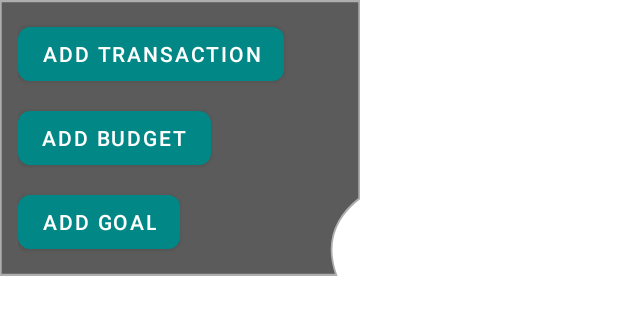
After one commit to NIBM-HNDSE-Courseworks/Finix, an Android app: the layout layout_quick_add_popup.xml on its own in the app's theme, with its tools: preview values and no code run, on a phone screen of 412 x 824 dp. The commit adds this screen. Shown: the top 315 px of the screen. Run offline under Robolectric (Android 15) with nearby library versions, the phone set to English and light mode, and no system bars.

Commit message:
Changed the floating button a bit as a quick menu

```diff
--- /dev/null
+++ b/app/src/main/res/drawable/popup_curved_bg.xml
@@ -0,0 +1,25 @@
+<vector xmlns:android="http://schemas.android.com/apk/res/android"
+    android:width="240dp"
+    android:height="180dp"
+    android:viewportWidth="320"
+    android:viewportHeight="180">
+
+    <!-- Dark glassy popup with soft gradient and smooth white border -->
+    <path
+        android:fillColor="#CC333333"
+        android:strokeColor="#80FFFFFF"
+        android:strokeWidth="3"
+        android:pathData="
+            M0,0
+            H320
+            V130
+            Q285,150 300,180
+            H0
+            Z" />
+
+    <!-- Optional gradient overlay for glass effect -->
+    <gradient
+        android:startColor="#55000000"
+        android:endColor="#33000000"
+        android:angle="270" />
+</vector>
--- a/app/src/main/res/layout/app_bar_main.xml
+++ b/app/src/main/res/layout/app_bar_main.xml
@@ -23,12 +23,12 @@
     <include layout="@layout/content_main" />
 
     <com.google.android.material.floatingactionbutton.FloatingActionButton
-        android:id="@+id/fab"
+        android:id="@+id/addQuickMenu"
         android:layout_width="wrap_content"
         android:layout_height="wrap_content"
         android:layout_gravity="bottom|end"
         android:layout_marginEnd="@dimen/fab_margin"
         android:layout_marginBottom="16dp"
-        app:srcCompat="@android:drawable/ic_dialog_email" />
+        app:srcCompat="@android:drawable/ic_input_add" />
 
 </androidx.coordinatorlayout.widget.CoordinatorLayout>
--- /dev/null
+++ b/app/src/main/res/layout/layout_quick_add_popup.xml
@@ -0,0 +1,44 @@
+<?xml version="1.0" encoding="utf-8"?>
+<LinearLayout
+    xmlns:android="http://schemas.android.com/apk/res/android"
+    xmlns:app="http://schemas.android.com/apk/res-auto"
+    android:orientation="vertical"
+    android:padding="12dp"
+    android:background="@drawable/popup_curved_bg"
+    android:layout_width="wrap_content"
+    android:layout_height="wrap_content">
+
+    <com.google.android.material.button.MaterialButton
+        android:id="@+id/btnAddTransaction"
+        android:text="Add transaction"
+        android:layout_width="wrap_content"
+        android:layout_height="wrap_content"
+        app:cornerRadius="8dp"
+        app:backgroundTint="@color/teal_700"
+        app:iconPadding="8dp"
+        android:textColor="@android:color/white"
+        app:rippleColor="@color/teal_200" />
+
+    <com.google.android.material.button.MaterialButton
+        android:id="@+id/btnAddBudget"
+        android:text="Add budget"
+        android:layout_width="wrap_content"
+        android:layout_height="wrap_content"
+        android:layout_marginTop="8dp"
+        app:cornerRadius="8dp"
+        app:backgroundTint="@color/teal_700"
+        android:textColor="@android:color/white"
+        app:rippleColor="@color/teal_200" />
+
+    <com.google.android.material.button.MaterialButton
+        android:id="@+id/btnAddGoal"
+        android:text="Add goal"
+        android:layout_width="wrap_content"
+        android:layout_height="wrap_content"
+        android:layout_marginTop="8dp"
+        app:cornerRadius="8dp"
+        app:backgroundTint="@color/teal_700"
+        android:textColor="@android:color/white"
+        app:rippleColor="@color/teal_200" />
+
+</LinearLayout>
```
Also changed, not shown: app/src/main/java/com/example/finix/MainActivity.java (+67 -8 lines).
